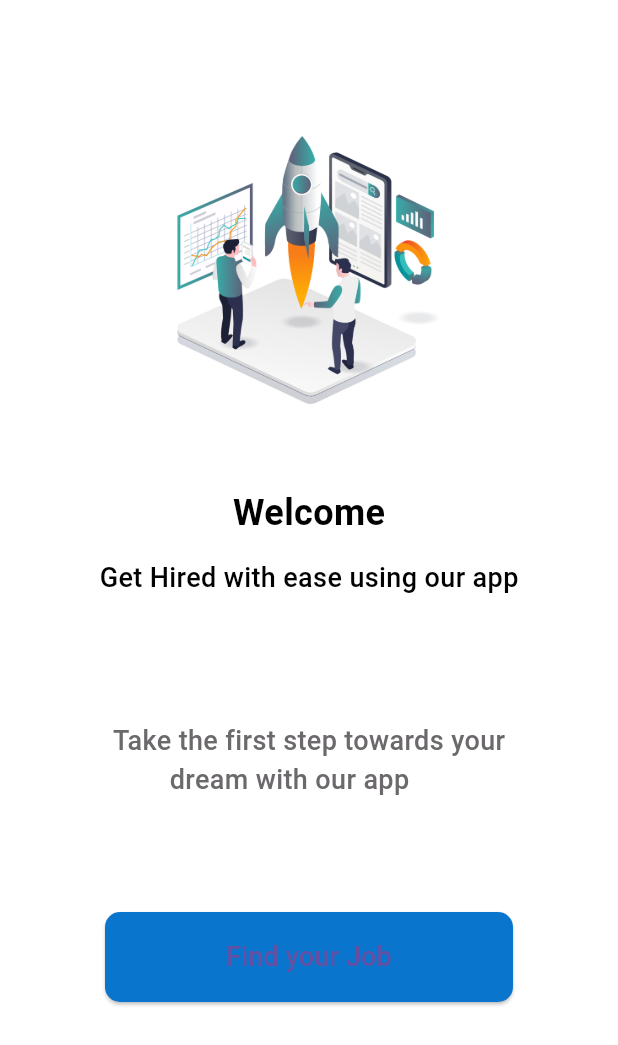
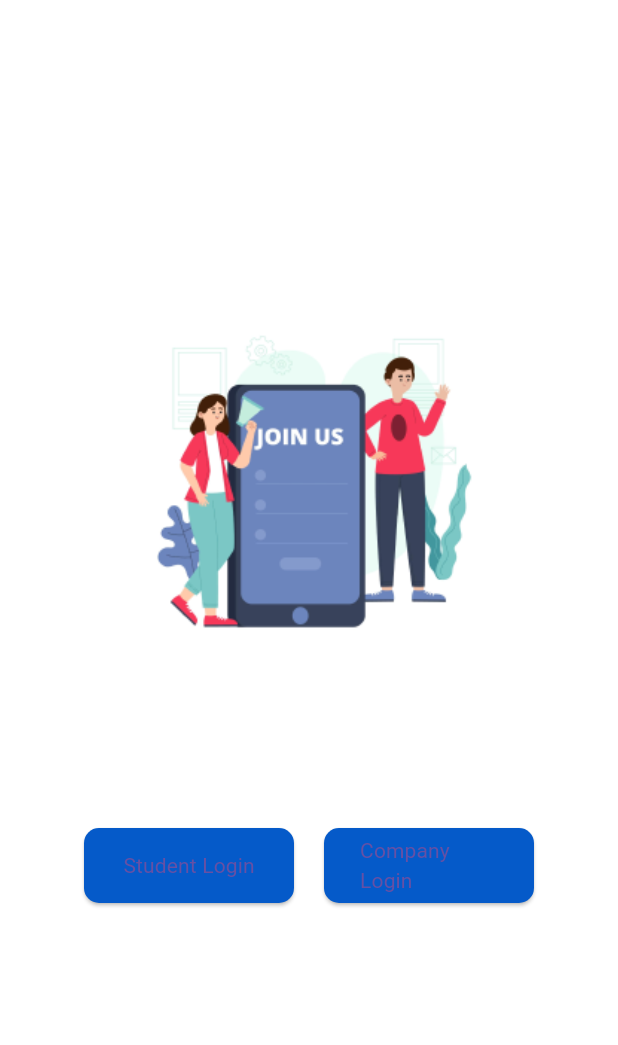
Before and after one commit to mirsadkt/campus-recruitment, a Flutter app: the screen it shows after launch, on a phone screen of 412 x 824 dp. Shown: the top 1045 px of the screen. Run offline on Flutter 3.47's test engine with Material 3 defaults, Android fonts, the phone set to English and light mode, and no system bars.

Commit message:
landing page finished

```diff
--- a/lib/home.dart
+++ b/lib/home.dart
@@ -58,7 +58,7 @@ class _MyHomePageState extends State<MyHomePage> {
                 ),
               ),
               Padding(
-                padding: const EdgeInsets.only(top: 75),
+                padding: const EdgeInsets.only(top: 70),
                 child: Container(
                   height: 60,
                   width: 272,
@@ -70,7 +70,7 @@ class _MyHomePageState extends State<MyHomePage> {
                         shape: RoundedRectangleBorder(
                           borderRadius: BorderRadius.circular(10),
                         ),
-                        backgroundColor: Color.fromARGB(255, 10, 117, 205),
+                        backgroundColor: Color.fromARGB(255, 5, 90, 201),
                       ),
                       child: Text(
                         "Find your Job",
--- /dev/null
+++ b/lib/landing.dart
@@ -0,0 +1,87 @@
+// ignore_for_file: prefer_const_constructors, avoid_print, sort_child_properties_last, avoid_unnecessary_containers, sized_box_for_whitespace
+
+import 'package:flutter/material.dart';
+
+class LandingPage extends StatelessWidget {
+  const LandingPage({super.key});
+
+  @override
+  Widget build(BuildContext context) {
+    return MaterialApp(
+      debugShowCheckedModeBanner: false,
+      title: "Landing Page",
+      home: Scaffold(
+        backgroundColor: Colors.white,
+        body: Center(
+          child: Column(
+            children: [
+              Padding(
+                padding: const EdgeInsets.only(top:200),
+                child: Center(
+                  child: Image(
+                    image: AssetImage("assets/imgthree.png"),
+                    height: 252,
+                    width: 242,
+                  ),
+                ),
+              ),
+              Padding(
+                padding:  EdgeInsets.only(top: 100),
+                child: Row(
+                  mainAxisAlignment: MainAxisAlignment.center,
+                  children: [
+                    Padding(
+                      padding:  EdgeInsets.only(right: 20),
+                      child: Container(
+                        height: 50,
+                        width: 140,
+                        child: ElevatedButton(
+                          onPressed: () {
+                            print("Login Student");
+                          },
+                          child: Text(
+                            "Student Login",
+                            style: TextStyle(
+                              fontWeight: FontWeight.w400,
+                            ),
+                          ),
+                          style: ElevatedButton.styleFrom(
+                            backgroundColor: Color.fromARGB(255, 5, 90, 201),
+                            padding: EdgeInsets.all(5),
+                            shape: RoundedRectangleBorder(
+                              borderRadius: BorderRadius.circular(10),
+                            ),
+                          ),
+                        ),
+                      ),
+                    ),
+                    Container(
+                      height: 50,
+                      width: 140,
+                      child: ElevatedButton(
+                        onPressed: () {
+                          print("Login Company");
+                        },
+                        child: Text(
+                          "Company Login",
+                          style: TextStyle(
+                            fontWeight: FontWeight.w400,
+                          ),
+                        ),
+                        style: ElevatedButton.styleFrom(
+                            backgroundColor: Color.fromARGB(255, 5, 90, 201),
+                            shape: RoundedRectangleBorder(
+                              borderRadius: BorderRadius.circular(10),
+                            )),
+                      ),
+                    )
+                  ],
+                ),
+              ),
+            ],
+          ),
+        ),
+      ),
+    );
+  }
+}
--- a/lib/main.dart
+++ b/lib/main.dart
@@ -1,4 +1,7 @@
+// ignore_for_file: unused_import
+
 import 'package:campus_recruitment/home.dart';
+import 'package:campus_recruitment/landing.dart';
 import 'package:flutter/material.dart';
 
 void main() {
@@ -18,7 +21,7 @@ class MyApp extends StatelessWidget {
         colorScheme: ColorScheme.fromSeed(seedColor: Colors.deepPurple),
         useMaterial3: true,
       ),
-      home:  const MyHomePage(),
+      home: const LandingPage(),
     );
   }
 }
```
Also changed, not shown: assets/imgthree.png (added).
